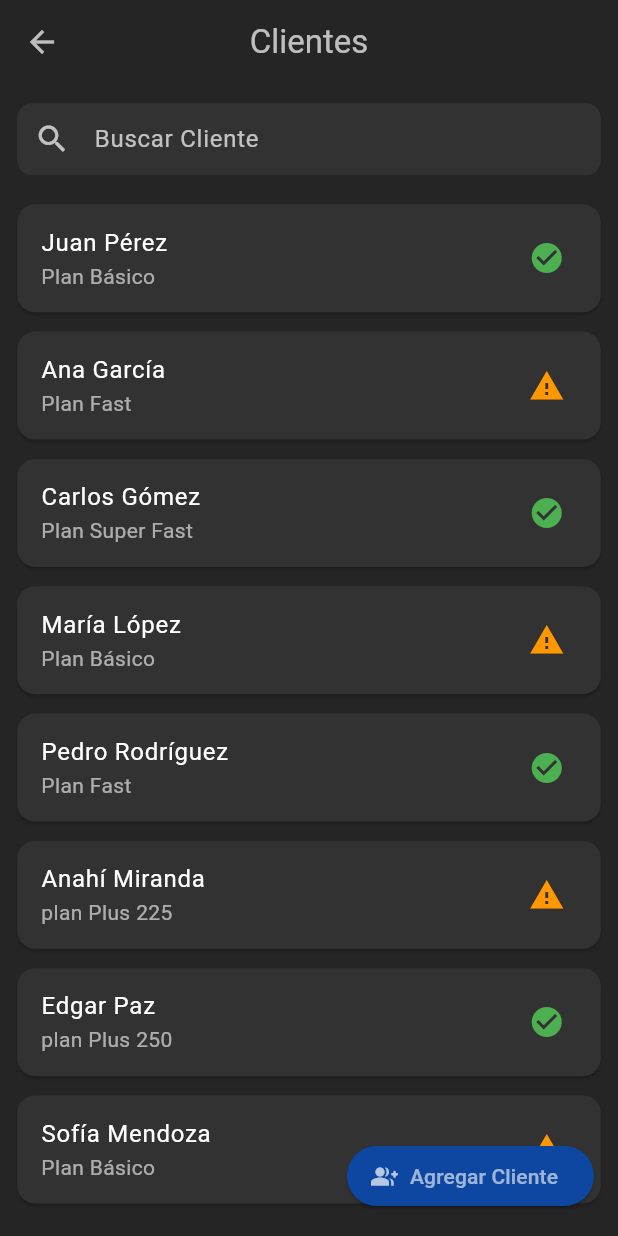
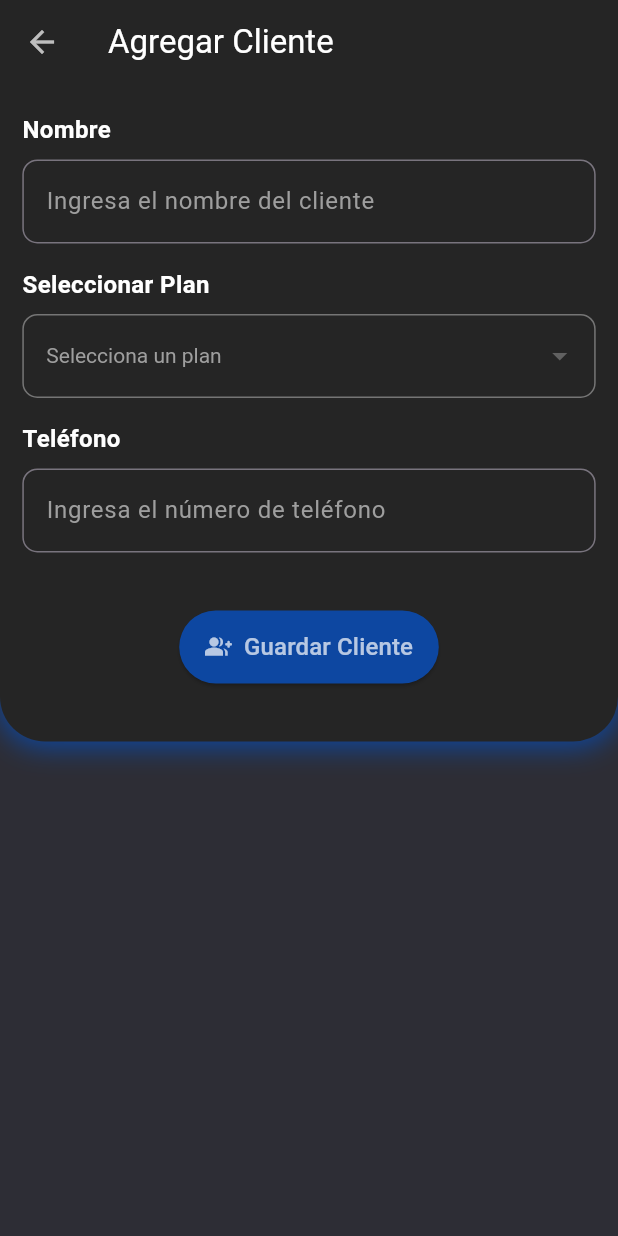
Before and after one commit to FerxhoDev/MegaNetAd, a Flutter app: the Clients screen opened by its route, after a tap on "Agregar Cliente", on a phone screen of 412 x 824 dp. Run offline on Flutter 3.47's test engine with Material 3 defaults, Android fonts, the light colour scheme and no system bars; our stand-ins replace cloud_firestore, firebase_auth, firebase_core, flutter_screenutil, go_router; accounts and stored records are empty.

Commit message:
UI addClient add

```diff
--- a/meganetreports/lib/config/router/app_router.dart
+++ b/meganetreports/lib/config/router/app_router.dart
@@ -1,6 +1,7 @@
 import 'package:flutter/material.dart';
 import 'package:go_router/go_router.dart';
 import 'package:meganetreports/models/incidentsmodel.dart';
+import 'package:meganetreports/presentation/screens/Clients/addClient.dart';
 import 'package:meganetreports/presentation/screens/Clients/clients.dart';
 import 'package:meganetreports/presentation/screens/DashBoard/dashboard.dart';
 import 'package:meganetreports/presentation/screens/Pagos/pagos.dart';
@@ -56,6 +57,14 @@ final GoRouter appRouter = GoRouter(
               builder: (BuildContext context, GoRouterState state) {
                 return const Clients();
               },
+              routes: [
+                GoRoute(
+                  path: 'AddClients',
+                  name: 'AddClients',
+                  builder: (BuildContext context, GoRouterState state) {
+                  return const AddClients();               },
+                ),
+              ]
             ),
             GoRoute(
               path: 'planes',
--- /dev/null
+++ b/meganetreports/lib/presentation/screens/Clients/addClient.dart
@@ -0,0 +1,193 @@
+import 'package:flutter/material.dart';
+import 'package:flutter/rendering.dart';
+import 'package:flutter/widgets.dart';
+import 'package:flutter_screenutil/flutter_screenutil.dart';
+
+class AddClients extends StatefulWidget {
+  const AddClients({super.key});
+
+  @override
+  State<AddClients> createState() => _AddClientsState();
+}
+
+class _AddClientsState extends State<AddClients> {
+  // Controladores de los campos
+  final TextEditingController nameController = TextEditingController();
+  final TextEditingController phoneController = TextEditingController();
+
+  // Variable para almacenar el plan seleccionado
+  String? selectedPlan;
+
+  // Lista de planes disponibles
+  final List<String> plans = ['Plan Básico', 'Plan Premium', 'Plan Empresarial'];
+
+  @override
+  Widget build(BuildContext context) {
+    return Scaffold(
+      backgroundColor: const Color.fromRGBO(45, 45, 53, 1),
+      appBar: AppBar(
+        title: const Text('Agregar Cliente', style: TextStyle(color: Colors.white),),
+        backgroundColor: const Color.fromARGB(255, 37, 37, 37),
+        iconTheme: const IconThemeData(color: Colors.white70),
+      ),
+      body: SingleChildScrollView(
+          child: Column(
+            children: [
+              Container(
+                padding: EdgeInsets.symmetric(horizontal: 26.w),
+                decoration: const BoxDecoration(
+                  color:  Color.fromARGB(255, 37, 37, 37),
+                  borderRadius:  BorderRadius.only(bottomLeft: Radius.circular(30), bottomRight: Radius.circular(30)),
+                  boxShadow: [
+                    BoxShadow(
+                      color:  Color.fromRGBO(13, 71, 161, 1),
+                      spreadRadius: .5,
+                      blurRadius: 15,
+                      offset: Offset(0, 3),
+                    ),
+                  ],
+                ),
+                child: Column(
+                  crossAxisAlignment: CrossAxisAlignment.start,
+                  children: [
+                    SizedBox(height: 30.h),
+                    // Campo para el nombre del cliente
+                    const Text(
+                      'Nombre',
+                      style: TextStyle(fontSize: 16, fontWeight: FontWeight.bold, color: Colors.white),
+                    ),
+                    const SizedBox(height: 8),
+                    TextField(
+                      controller: nameController,
+                      decoration: const InputDecoration(
+                        border: OutlineInputBorder(
+                          borderRadius: BorderRadius.all(Radius.circular(10)),
+                        ),
+                        hintText: 'Ingresa el nombre del cliente',
+                        hintStyle: TextStyle(color: Colors.grey),
+                        focusedBorder: OutlineInputBorder(
+                          borderSide: BorderSide(color:Color.fromRGBO(13, 71, 161, 1),) // Borde azul cuando tiene foco
+                        ),
+                      ),
+                      style: const TextStyle(
+                        color: Colors.white,),
+
+
+                    ),
+                    const SizedBox(height: 16),
+
+                    // Selector de Plan
+                    const Text(
+                      'Seleccionar Plan',
+                      style: TextStyle(fontSize: 16, fontWeight: FontWeight.bold, color: Colors.white),
+                    ),
+                    const SizedBox(height: 8),
+                    DropdownButtonFormField<String>(
+                      decoration: InputDecoration(
+
+                        // Cambiar el borde al dar focus (activo)
+                        focusedBorder: const OutlineInputBorder(
+                          borderRadius:BorderRadius.all(Radius.circular(10)),
+                          borderSide: BorderSide(
+                            color: Color.fromRGBO(13, 71, 161, 1), // Borde azul cuando tiene foco
+                          ),
+                        ),
+
+                        // Cambiar el borde cuando no tiene focus
+                        enabledBorder: OutlineInputBorder(
+                          borderRadius: const BorderRadius.all(Radius.circular(10)),
+                          borderSide: BorderSide(
+
+                            color: Colors.grey.shade600, // Borde gris cuando no tiene foco
+                            width: 1.0,
+                          ),
+                        ),
+
+                        // Resto del estilo
+                        border: const OutlineInputBorder(),
+                      ),
+
+                      dropdownColor: const Color.fromRGBO(45, 45, 53, 1), // Color de fondo de las opciones
+
+                      value: selectedPlan,
+                      hint: const Text(
+                        'Selecciona un plan',
+                        style: TextStyle(color: Colors.grey),
+                      ),
+
+                      style: const TextStyle(color: Colors.white), // Color del texto de las opciones
+
+                      onChanged: (String? newValue) {
+                        setState(() {
+                          selectedPlan = newValue;
+                        });
+                      },
+
+                      items: plans.map((String plan) {
+                        return DropdownMenuItem<String>(
+                          value: plan,
+                          child: Text(
+                            plan,
+                            style: const TextStyle(color: Colors.white), // Color del texto dentro de las opciones
+                          ),
+                        );
+                      }).toList(),
+                    ),
+                    const SizedBox(height: 16),
+
+                    // Campo para el teléfono
+                    const Text(
+                      'Teléfono',
+                      style: TextStyle(fontSize: 16, fontWeight: FontWeight.bold, color: Colors.white),
+                    ),
+                    const SizedBox(height: 8),
+                    TextField(
+                      controller: phoneController,
+                      keyboardType: TextInputType.phone,
+                      decoration: const InputDecoration(
+                        border: OutlineInputBorder(
+                          borderRadius: BorderRadius.all(Radius.circular(10)),
+                        ),
+                        hintText: 'Ingresa el número de teléfono',
+                        hintStyle: TextStyle(color: Colors.grey),
+                        focusedBorder: OutlineInputBorder(
+                          borderSide: BorderSide(color:Color.fromRGBO(13, 71, 161, 1),) // Borde azul cuando tiene foco
+                        ),
+                      ),
+                    ),
+                    SizedBox(height: 60.h),
+
+                    // Botón para guardar
+                    Center(
+                      child: ElevatedButton.icon(
+
+                        icon: const Icon(
+                          Icons.group_add_rounded,
+                          color: Colors.white70,
+                        ),
+                        onPressed: () {
+                          // Aquí puedes manejar la lógica para guardar los datos
+                          ScaffoldMessenger.of(context).showSnackBar(
+                            const SnackBar(content: Text('Cliente Agregado')),
+                          );
+                        },
+                        style: ElevatedButton.styleFrom(
+                          backgroundColor: const Color.fromRGBO(13, 71, 161, 1),
+                          padding: EdgeInsets.symmetric(horizontal: 30.w, vertical: 20.h),
+                        ),
+                        label: const Text(
+                          'Guardar Cliente',
+                          style: TextStyle(fontSize: 16, color: Colors.white70),
+                        ),
+                      ),
+                    ),
+                    SizedBox(height: 60.h,),
+                  ],
+                ),
+              ),
+            ],
+          ),
+      )
+    );
+  }
+}
--- a/meganetreports/lib/presentation/screens/Clients/clients.dart
+++ b/meganetreports/lib/presentation/screens/Clients/clients.dart
@@ -1,5 +1,6 @@
 import 'package:flutter/material.dart';
 import 'package:flutter_screenutil/flutter_screenutil.dart';
+import 'package:go_router/go_router.dart';
 
 class Cliente {
   final String nombre;
@@ -69,7 +70,8 @@ class Clients extends StatelessWidget {
                 final cliente = clientes[index];
                 return Card(
                   color: const Color.fromARGB(255, 50, 50, 50),
-                  margin: EdgeInsets.symmetric(horizontal: 20.w, vertical: 10.h),
+                  margin:
+                      EdgeInsets.symmetric(horizontal: 20.w, vertical: 10.h),
                   child: ListTile(
                     title: Text(
                       cliente.nombre,
@@ -94,7 +96,9 @@ class Clients extends StatelessWidget {
         style: ElevatedButton.styleFrom(
           backgroundColor: const Color.fromRGBO(13, 71, 161, 1),
         ),
-        onPressed: () {},
+        onPressed: () {
+          context.goNamed('AddClients');
+        },
         label: const Text(
           'Agregar Cliente',
           style: TextStyle(color: Colors.white60),
```
